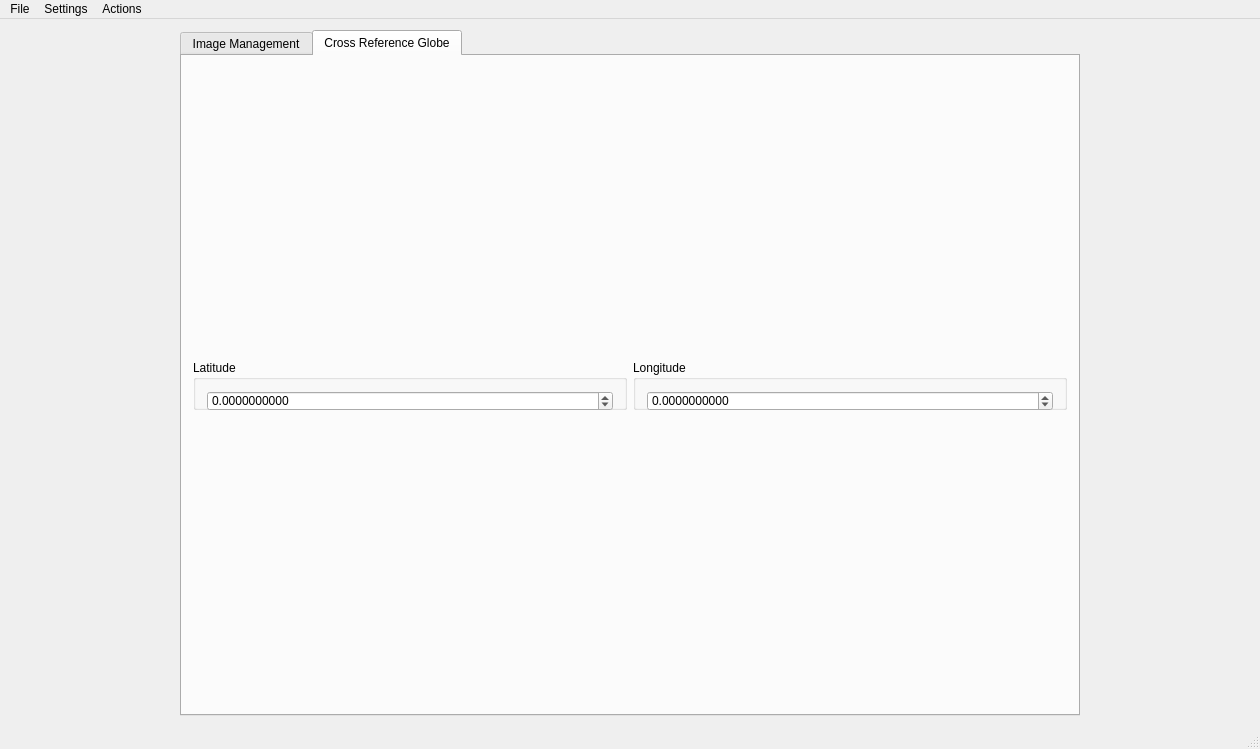
First picture: the form in mainwindow.ui, repository Morgan243/Dynamic-Image-Viewer, before the edit.
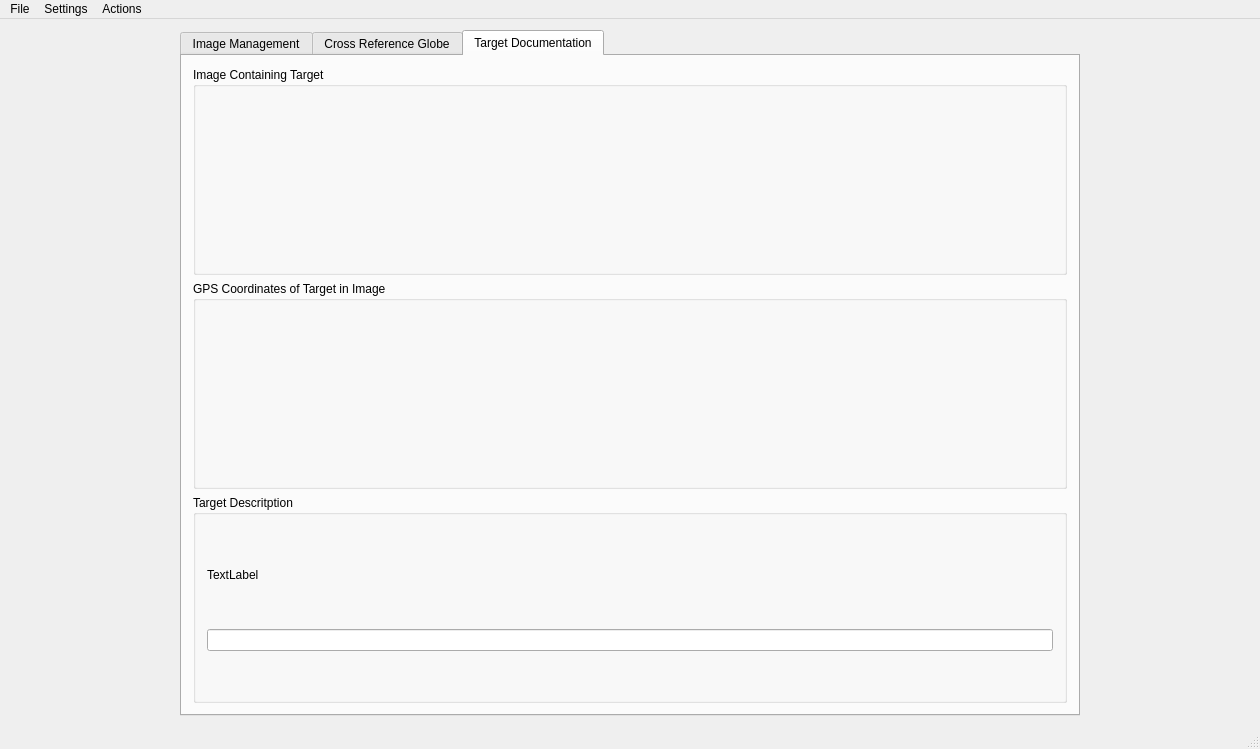
Second picture: the form after the edit. Icons and pictures are not drawn.

Commit message: Began target documentationtab

```diff
--- a/mainwindow.ui
+++ b/mainwindow.ui
@@ -40,7 +40,7 @@
        </size>
       </property>
       <property name="currentIndex">
-       <number>1</number>
+       <number>2</number>
       </property>
       <widget class="QWidget" name="tab">
        <attribute name="title">
@@ -348,6 +348,59 @@
         </item>
        </layout>
       </widget>
+      <widget class="QWidget" name="tab_3">
+       <attribute name="title">
+        <string>Target Documentation</string>
+       </attribute>
+       <layout class="QGridLayout" name="gridLayout_8">
+        <item row="0" column="0">
+         <layout class="QGridLayout" name="gridLayout_7">
+          <item row="0" column="0">
+           <widget class="QGroupBox" name="groupBox_imageName">
+            <property name="title">
+             <string>Image Containing Target</string>
+            </property>
+           </widget>
+          </item>
+          <item row="2" column="0">
+           <widget class="QGroupBox" name="groupBox_targetDescription">
+            <property name="title">
+             <string>Target Descritption</string>
+            </property>
+            <property name="flat">
+             <bool>false</bool>
+            </property>
+            <layout class="QGridLayout" name="gridLayout_9">
+             <item row="1" column="0">
+              <widget class="QLineEdit" name="lineEdit"/>
+             </item>
+             <item row="0" column="0">
+              <widget class="QLabel" name="label">
+               <property name="maximumSize">
+                <size>
+                 <width>16777215</width>
+                 <height>25</height>
+                </size>
+               </property>
+               <property name="text">
+                <string>TextLabel</string>
+               </property>
+              </widget>
+             </item>
+            </layout>
+           </widget>
+          </item>
+          <item row="1" column="0">
+           <widget class="QGroupBox" name="groupBox_GPS_Coord">
+            <property name="title">
+             <string>GPS Coordinates of Target in Image</string>
+            </property>
+           </widget>
+          </item>
+         </layout>
+        </item>
+       </layout>
+      </widget>
      </widget>
     </item>
    </layout>
```
